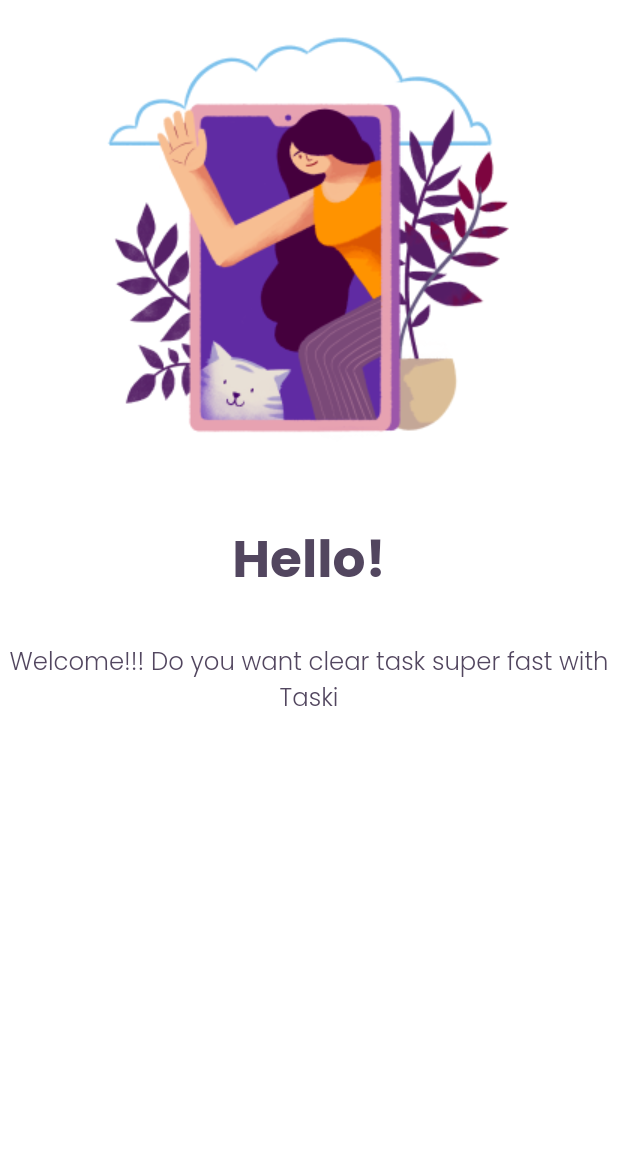
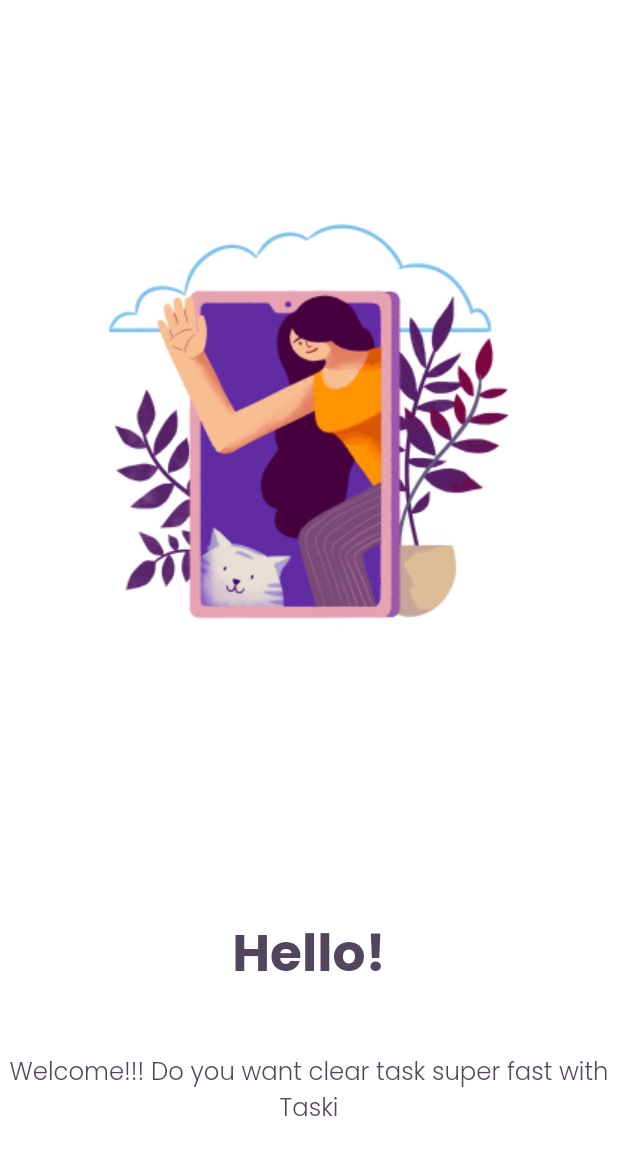
Before and after one commit to ZainabH3/Taski-App, a Flutter app: the OutBoardingItem widget shown alone on an empty page, opened directly, on a phone screen of 412 x 824 dp. Shown: the top 1155 px of the screen. Run offline on Flutter 3.47's test engine with Material 2 defaults, Android fonts, the light colour scheme and no system bars; our stand-ins replace flutter_screenutil, get, get_it; Roboto replaces fonts that are missing (poppins); statements that could not run were skipped.

Commit message:
edit out boarding item

```diff
--- a/lib/features/out-boarding/presentation/view/widget/out_boarding_item.dart
+++ b/lib/features/out-boarding/presentation/view/widget/out_boarding_item.dart
@@ -20,10 +20,13 @@ class OutBoardingItem extends StatelessWidget {
   Widget build(BuildContext context) {
     return Column(
       children: [
-        Image.asset(
+        Expanded(
+          flex: 14,
+          child: Image.asset(
            image
           ),
-        SizedBox(height: ManagerHeight.h26),
+        ),
+        const Spacer(flex: 1),
         Text(
         title,
           style: getBoldTextStyle(
@@ -32,8 +35,10 @@ class OutBoardingItem extends StatelessWidget {
           ),
           textAlign: TextAlign.center,
         ),
-        SizedBox(height: ManagerHeight.h30),
-        Text(
+        const Spacer(flex: 1),
+        Expanded(
+          flex: 3,
+          child: Text(
            subTitle,
             style: getTextStyle(
               fontSize: ManagerFontSize.s16,
@@ -42,6 +47,7 @@ class OutBoardingItem extends StatelessWidget {
             ),
             textAlign: TextAlign.center,
           ),
+        ),
       ],
     );
   }
```
Lines whose indentation alone changed are shown as unchanged.
